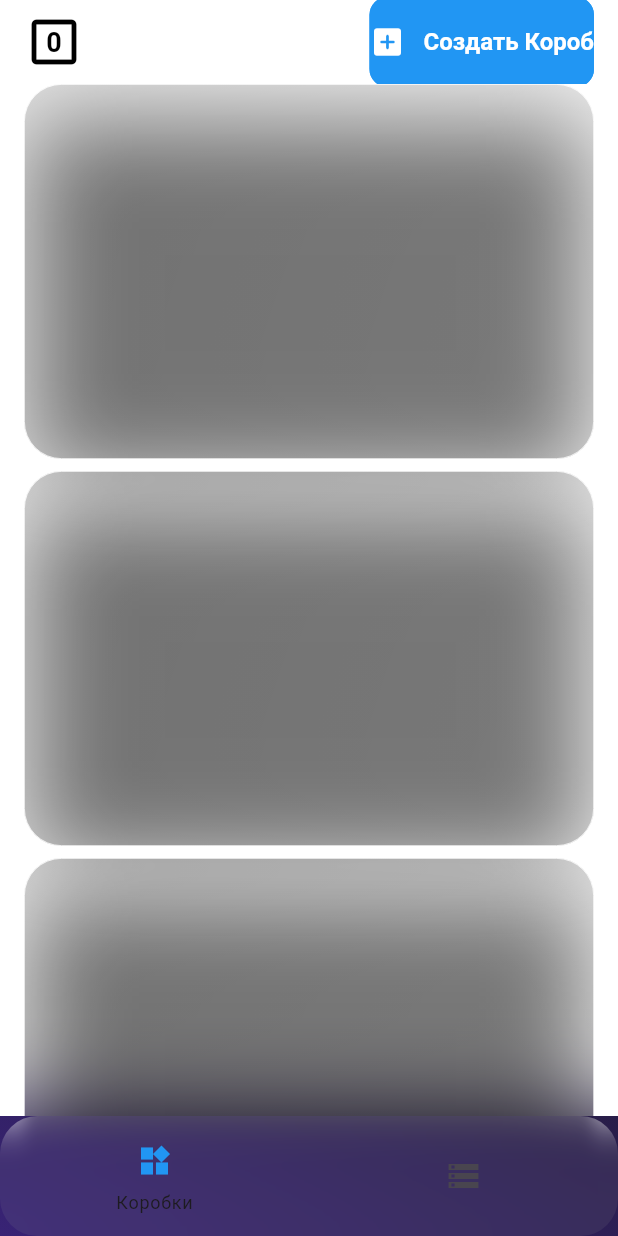
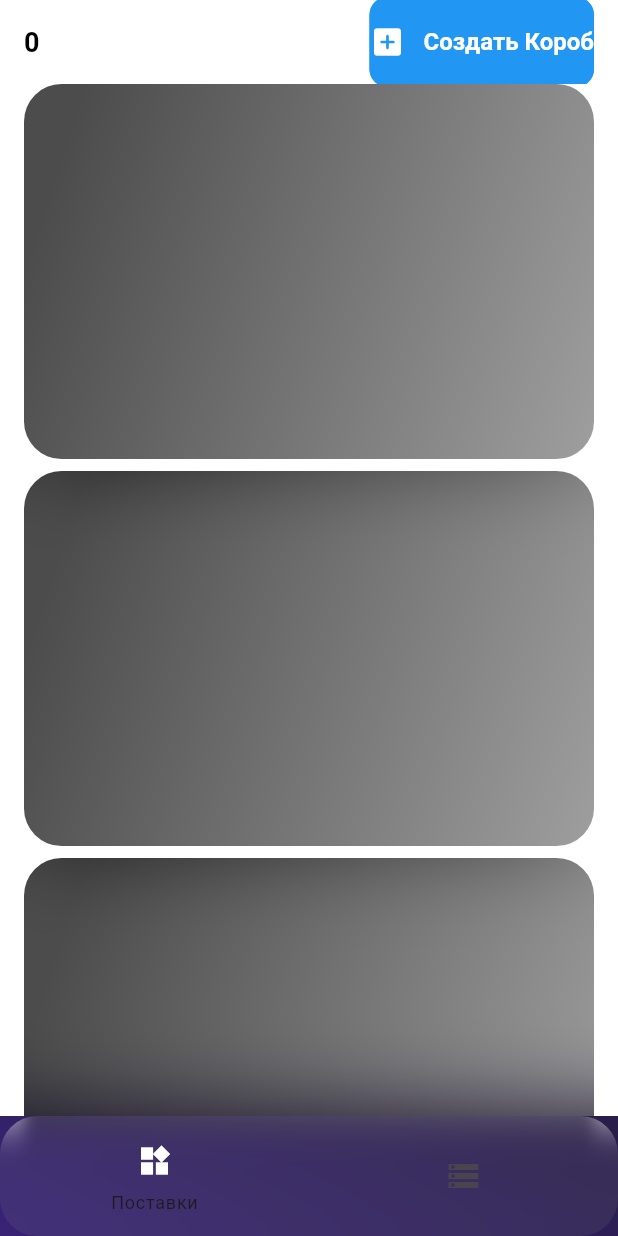
Before and after one commit to songhee24/wb_supplieses, a Flutter app: the screen it shows after launch, on a phone screen of 412 x 824 dp. Run offline on Flutter 3.47's test engine with Material 3 defaults, Android fonts, the phone set to English and light mode, and no system bars; our stand-ins replace bloc, cloud_firestore, equatable, firebase_core, flutter_bloc, go_router; accounts and stored records are empty; Roboto replaces fonts that are missing (Poppins).

Commit message:
added bottom glass logic

```diff
--- a/lib/app/layout/layout_scaffold.dart
+++ b/lib/app/layout/layout_scaffold.dart
@@ -17,16 +17,19 @@ class LayoutScaffold extends StatelessWidget {
         end: Alignment.bottomLeft,
         tileMode: TileMode.clamp);
 
-    return Container(
+    return Scaffold(
+      extendBody: true,
+      resizeToAvoidBottomInset: false,
+      backgroundColor: Colors.transparent,
+      body: Container(
           decoration: BoxDecoration(gradient: gradient),
-      child: Scaffold(
-        backgroundColor: Colors.transparent,
-        body: navigationShell,
+          child: navigationShell),
       bottomNavigationBar: ClipRRect(
         borderRadius: const BorderRadius.all(Radius.circular(25)),
         child: BackdropFilter(
           filter: ImageFilter.blur(sigmaX: 5, sigmaY: 15),
           child: NavigationBar(
+              surfaceTintColor: Colors.amber,
               elevation: 0,
               selectedIndex: navigationShell.currentIndex,
               onDestinationSelected: navigationShell.goBranch,
@@ -39,14 +42,12 @@ class LayoutScaffold extends StatelessWidget {
                     (destination) => NavigationDestination(
                       icon: Icon(destination.icon),
                       label: destination.label,
-                        selectedIcon: Icon(destination.icon,
-                            color: Theme.of(context).primaryColor),
+                      selectedIcon: Icon(destination.icon, color: Colors.white),
                     ),
                   )
                   .toList()),
         ),
       ),
-      ),
     );
   }
 }
--- a/lib/app/router/bottom_destination.dart
+++ b/lib/app/router/bottom_destination.dart
@@ -8,6 +8,6 @@ class BottomDestination {
 }
 
 const destinations = [
-  BottomDestination(label: 'Коробки', icon: Icons.widgets),
+  BottomDestination(label: 'Поставки', icon: Icons.widgets),
   BottomDestination(label: 'Обновить Карточки', icon: Icons.storage),
 ];
--- a/lib/features/supplieses/widgets/box/box_card.dart
+++ b/lib/features/supplieses/widgets/box/box_card.dart
@@ -15,21 +15,9 @@ class BoxCard extends StatelessWidget {
         child: BackdropFilter(
           filter: ImageFilter.blur(sigmaX: 30, sigmaY: 30),
           child: Container(
-            decoration: BoxDecoration(
-              boxShadow: [
-                BoxShadow(
-                  color: Colors.black.withOpacity(0.5),
-                  offset: const Offset(0, 20),
-                  blurRadius: 50,
-                  spreadRadius: -5,
-                ),
-              ],
-            ),
-            child: Container(
             width: double.infinity,
             height: 250,
             decoration: BoxDecoration(
-                  border: Border.all(color: Colors.white, width: 0.5),
               gradient: const LinearGradient(
                 begin: Alignment.centerLeft,
                 end: Alignment.bottomRight,
@@ -38,8 +26,7 @@ class BoxCard extends StatelessWidget {
                   Colors.black54,
                 ],
               ),
-                  color: Colors.grey[350]!.withOpacity(0.1),
-                  borderRadius: const BorderRadius.all(Radius.circular(25))),
+              color: Colors.grey[350]!.withOpacity(0.7),
             ),
           ),
         ),
--- a/lib/features/supplieses/widgets/supplies/supplies_app_bar.dart
+++ b/lib/features/supplieses/widgets/supplies/supplies_app_bar.dart
@@ -12,18 +12,12 @@ class SuppliesAppBar extends StatelessWidget implements PreferredSizeWidget {
       title: Row(
         mainAxisAlignment: MainAxisAlignment.spaceBetween,
         children: [
-          Stack(
-            children: [
-              BlocBuilder<SuppliesBloc, SuppliesState>(
-                builder: (context, state) {
-                  return Positioned.fill(
-                      child: Align(
-                          alignment: Alignment.center,
-                          child: Text('${state.supplieses.length}')));
-                },
-              ),
-              const Icon(Icons.check_box_outline_blank, size: 40)
-            ],
+          BlocBuilder<SuppliesBloc, SuppliesState>(
+            builder: (context, state) {
+              return Align(
+                  alignment: Alignment.center,
+                  child: Text('${state.supplieses.length}'));
+            },
           ),
           ElevatedButton(
             onPressed: onAddBox,
```
Lines whose indentation alone changed are shown as unchanged.
